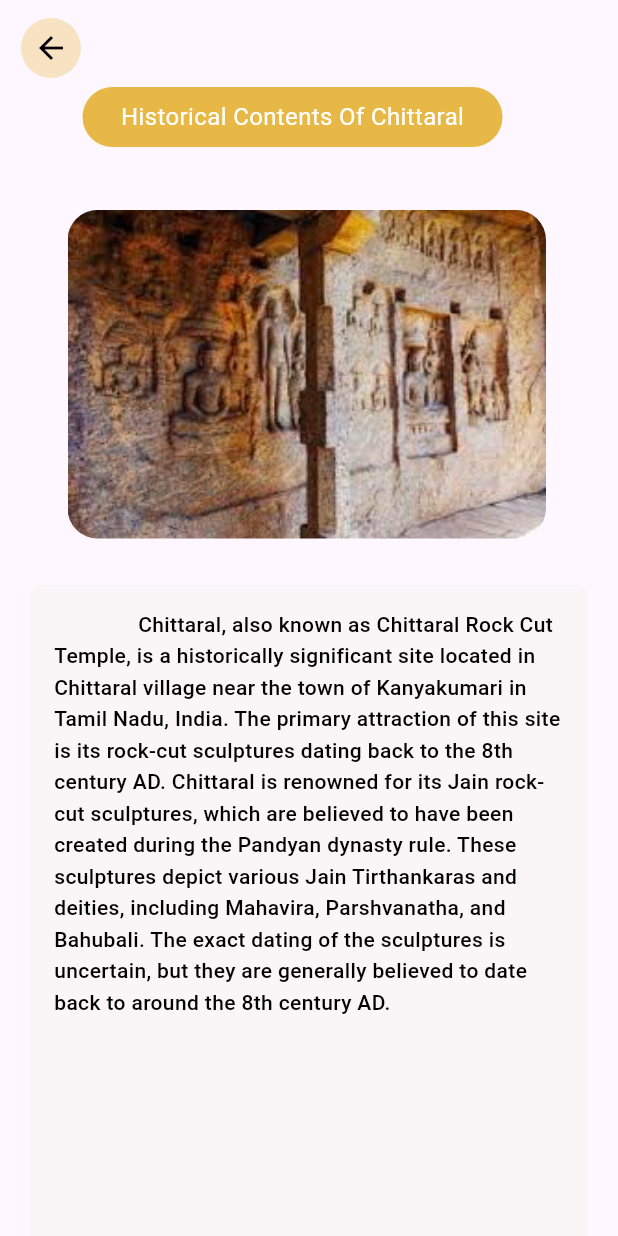
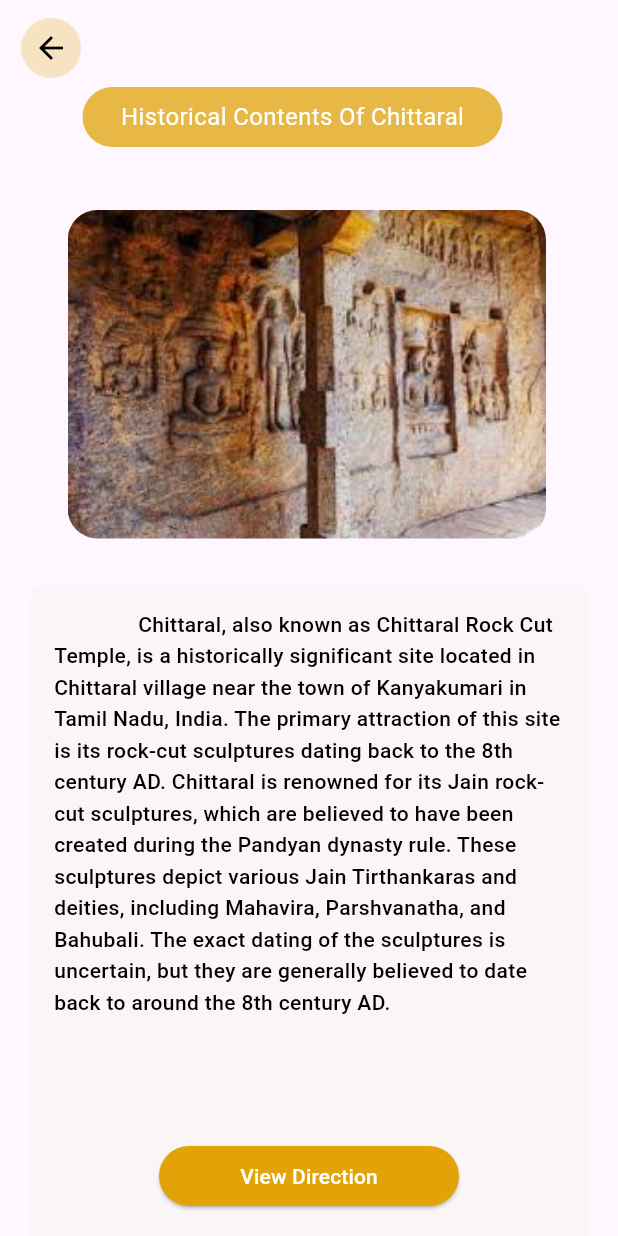
Before and after one commit to razeemarc/flutter_text_to_speech, a Flutter app: the RatingScreen screen opened directly, after a tap on the "arrow back" icon, on a phone screen of 412 x 824 dp. Run offline on Flutter 3.47's test engine with Material 3 defaults, Android fonts, the light colour scheme and no system bars; our stand-ins replace flutter_tts; Roboto replaces fonts that are missing (Poppins).

Commit message:
Map Updated

```diff
--- a/lib/pages/contentment.dart
+++ b/lib/pages/contentment.dart
@@ -1,6 +1,8 @@
 import 'package:flutter/material.dart';
 import 'feedback.dart';
 import 'interactive_page.dart';
+import 'package:url_launcher/url_launcher.dart';
+final Uri _url = Uri.parse('https://my.atlist.com/map/4d042eb5-b5cb-43b8-90d8-87c4e1ed7140/?share=true');
 class ContentPage extends StatelessWidget {
   const ContentPage({super.key});
 
@@ -111,6 +113,25 @@ class ContentPage extends StatelessWidget {
                     ),
                   ),
                 ),
+                Positioned(
+                  left: 90,
+                  right: 90,
+                  bottom: 0,
+                  child: Container(
+                    padding: EdgeInsets.all(16.0),
+                    // Adjust the background color
+                    child: SizedBox(
+
+                      child: ElevatedButton(
+                        onPressed: _launchUrl ,
+                        style: ElevatedButton.styleFrom(
+                          foregroundColor: Colors.white, backgroundColor: Color(0xFFE1A308), // Set the text color
+                        ),
+                        child: Text('View Direction'),
+                      ),
+                    ),
+                  ),
+                ),
               ],
             ),
           ),
@@ -119,3 +140,8 @@ class ContentPage extends StatelessWidget {
     );
   }
 }
+Future<void> _launchUrl() async {
+  if (!await launchUrl(_url)) {
+    throw Exception('Could not launch $_url');
+  }
+}
--- a/pubspec.yaml
+++ b/pubspec.yaml
@@ -36,6 +36,7 @@ dependencies:
   # Use with the CupertinoIcons class for iOS style icons.
   cupertino_icons: ^1.0.2
   flutter_tts: ^3.8.3
+  url_launcher: ^6.2.5
 
 dev_dependencies:
   flutter_test:
```
Also changed, not shown: pubspec.lock, 5 other files.
